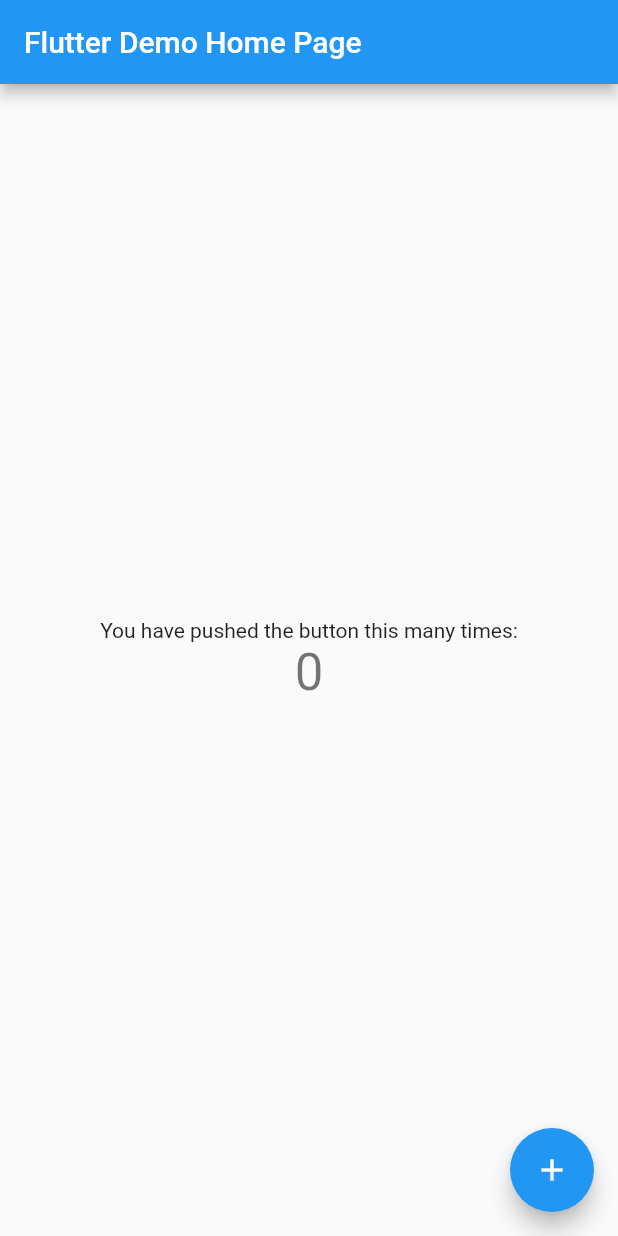
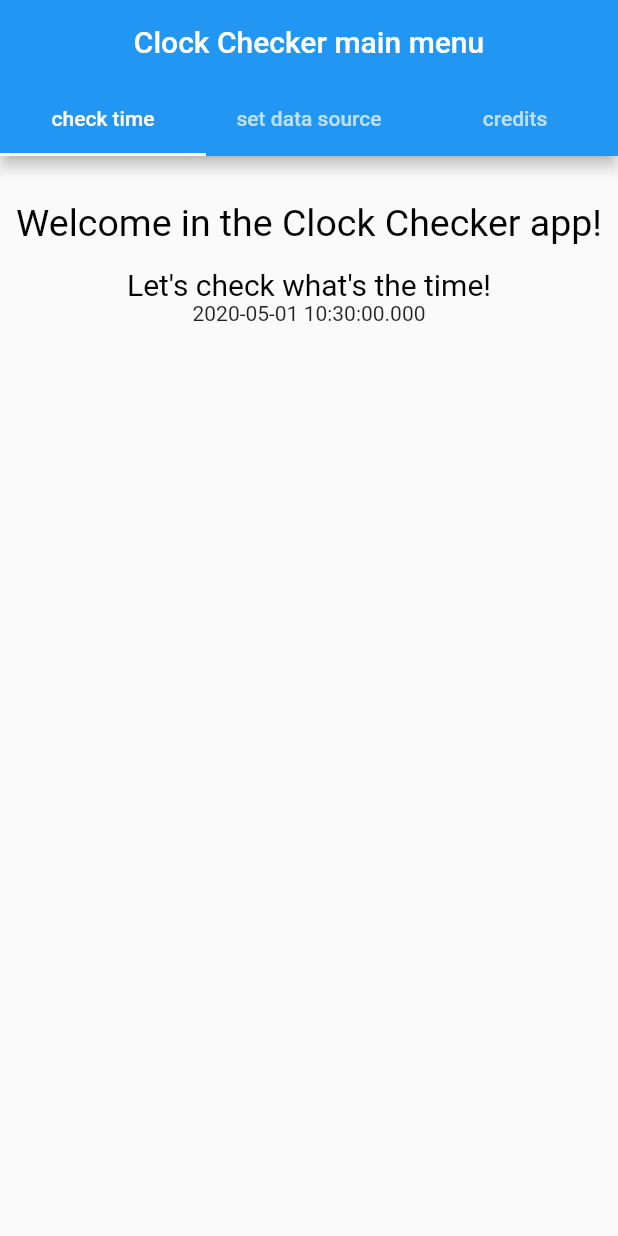
Before and after one commit to suprovsky/clock-checker, a Flutter app: the screen it shows after launch, on a phone screen of 412 x 824 dp. Run offline on Flutter 3.47's test engine with Material 2 defaults, Android fonts, the phone set to English and light mode, and no system bars.

Commit message:
app name, icon, basic app schema

```diff
--- a/clock_checker/lib/main.dart
+++ b/clock_checker/lib/main.dart
@@ -1,111 +1,66 @@
 import 'package:flutter/material.dart';
 
-void main() => runApp(MyApp());
+void main() => runApp(MainMenu());
 
-class MyApp extends StatelessWidget {
-  // This widget is the root of your application.
+class MainMenu extends StatelessWidget {
   @override
   Widget build(BuildContext context) {
     return MaterialApp(
-      title: 'Flutter Demo',
-      theme: ThemeData(
-        // This is the theme of your application.
-        //
-        // Try running your application with "flutter run". You'll see the
-        // application has a blue toolbar. Then, without quitting the app, try
-        // changing the primarySwatch below to Colors.green and then invoke
-        // "hot reload" (press "r" in the console where you ran "flutter run",
-        // or simply save your changes to "hot reload" in a Flutter IDE).
-        // Notice that the counter didn't reset back to zero; the application
-        // is not restarted.
-        primarySwatch: Colors.blue,
-      ),
-      home: MyHomePage(title: 'Flutter Demo Home Page'),
-    );
+        home: DefaultTabController(
+            length: 3,
+            child: Scaffold(
+              appBar: AppBar(
+                  centerTitle: true,
+                  title: Text('Clock Checker main menu'),
+                  bottom: TabBar(tabs: [
+                    Tab(text: "check time"),
+                    Tab(text: "set data source"),
+                    Tab(text: "credits"),
+                  ])),
+              body: TabBarView(children: [
+                Column(
+                    mainAxisAlignment: MainAxisAlignment.start,
+                    crossAxisAlignment: CrossAxisAlignment.start,
+                    children: [
+                      Row(
+                          mainAxisAlignment: MainAxisAlignment.center,
+                          children: [
+                            Container(
+                              margin: EdgeInsets.fromLTRB(0, 30, 0, 15),
+                              child: Text('Welcome in the Clock Checker app!',
+                                  textAlign: TextAlign.center,
+                                  style: Theme.of(context)
+                                      .textTheme
+                                      .display1
+                                      .copyWith(
+                                        color: Colors.black,
+                                        fontSize: 25,
+                                      )),
+                            ),
+                          ]),
+                      Row(
+                        mainAxisAlignment: MainAxisAlignment.center,
+                        children: [
+                          Container(
+                            child: Text('Let\'s check what\'s the time!',
+                                style: Theme.of(context)
+                                    .textTheme
+                                    .display1
+                                    .copyWith(
+                                        color: Colors.black, fontSize: 20)),
+                          )
+                        ],
+                      ),
+                    Row(
+                      mainAxisAlignment: MainAxisAlignment.center,
+                      children: [
+                      Container(
+                        child: Text(DateTime.now().toString()),
+                      )
+                    ],)]),
+                Text('druga karta'),
+                Text('trzecia karta')
+              ]),
+            )));
   }
 }
-
-class MyHomePage extends StatefulWidget {
-  MyHomePage({Key key, this.title}) : super(key: key);
-
-  // This widget is the home page of your application. It is stateful, meaning
-  // that it has a State object (defined below) that contains fields that affect
-  // how it looks.
-
-  // This class is the configuration for the state. It holds the values (in this
-  // case the title) provided by the parent (in this case the App widget) and
-  // used by the build method of the State. Fields in a Widget subclass are
-  // always marked "final".
-
-  final String title;
-
-  @override
-  _MyHomePageState createState() => _MyHomePageState();
-}
-
-class _MyHomePageState extends State<MyHomePage> {
-  int _counter = 0;
-
-  void _incrementCounter() {
-    setState(() {
-      // This call to setState tells the Flutter framework that something has
-      // changed in this State, which causes it to rerun the build method below
-      // so that the display can reflect the updated values. If we changed
-      // _counter without calling setState(), then the build method would not be
-      // called again, and so nothing would appear to happen.
-      _counter++;
-    });
-  }
-
-  @override
-  Widget build(BuildContext context) {
-    // This method is rerun every time setState is called, for instance as done
-    // by the _incrementCounter method above.
-    //
-    // The Flutter framework has been optimized to make rerunning build methods
-    // fast, so that you can just rebuild anything that needs updating rather
-    // than having to individually change instances of widgets.
-    return Scaffold(
-      appBar: AppBar(
-        // Here we take the value from the MyHomePage object that was created by
-        // the App.build method, and use it to set our appbar title.
-        title: Text(widget.title),
-      ),
-      body: Center(
-        // Center is a layout widget. It takes a single child and positions it
-        // in the middle of the parent.
-        child: Column(
-          // Column is also a layout widget. It takes a list of children and
-          // arranges them vertically. By default, it sizes itself to fit its
-          // children horizontally, and tries to be as tall as its parent.
-          //
-          // Invoke "debug painting" (press "p" in the console, choose the
-          // "Toggle Debug Paint" action from the Flutter Inspector in Android
-          // Studio, or the "Toggle Debug Paint" command in Visual Studio Code)
-          // to see the wireframe for each widget.
-          //
-          // Column has various properties to control how it sizes itself and
-          // how it positions its children. Here we use mainAxisAlignment to
-          // center the children vertically; the main axis here is the vertical
-          // axis because Columns are vertical (the cross axis would be
-          // horizontal).
-          mainAxisAlignment: MainAxisAlignment.center,
-          children: <Widget>[
-            Text(
-              'You have pushed the button this many times:',
-            ),
-            Text(
-              '$_counter',
-              style: Theme.of(context).textTheme.display1,
-            ),
-          ],
-        ),
-      ),
-      floatingActionButton: FloatingActionButton(
-        onPressed: _incrementCounter,
-        tooltip: 'Increment',
-        child: Icon(Icons.add),
-      ), // This trailing comma makes auto-formatting nicer for build methods.
-    );
-  }
-}
--- a/clock_checker/pubspec.yaml
+++ b/clock_checker/pubspec.yaml
@@ -19,6 +19,7 @@ environment:
 dependencies:
   flutter:
     sdk: flutter
+  ntp: ^1.0.6
 
   # The following adds the Cupertino Icons font to your application.
   # Use with the CupertinoIcons class for iOS style icons.
```
Also changed, not shown: clock_checker/pubspec.lock, 9 other files.
